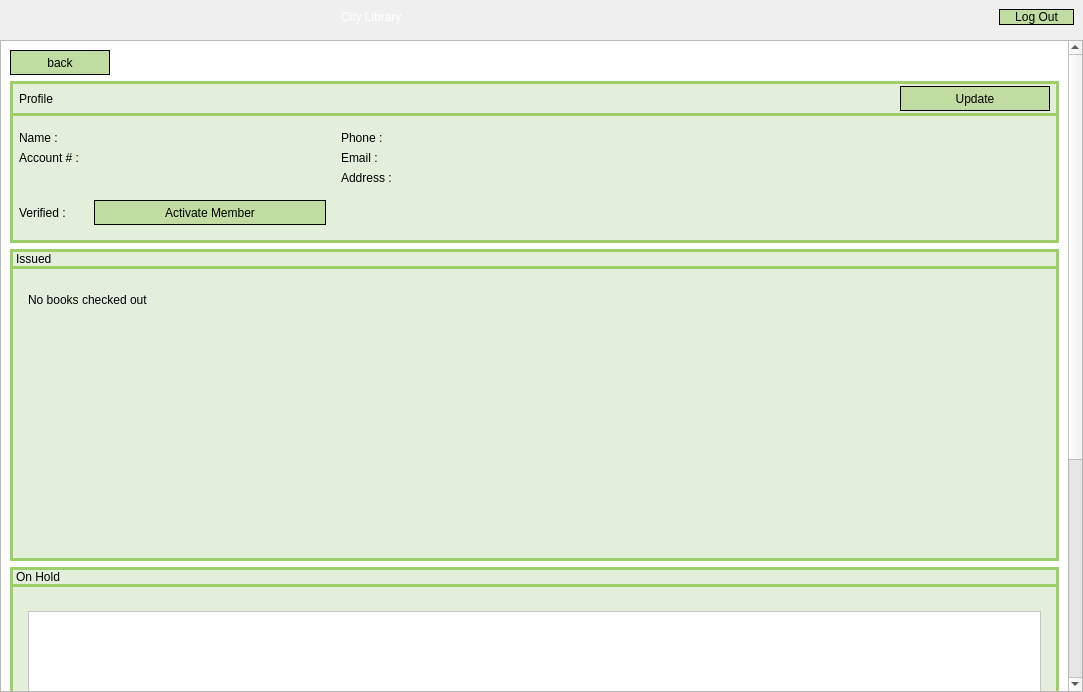
Qt form viewMemberInfo.ui (Mr-Beastman/CS106_A2) before a commit.
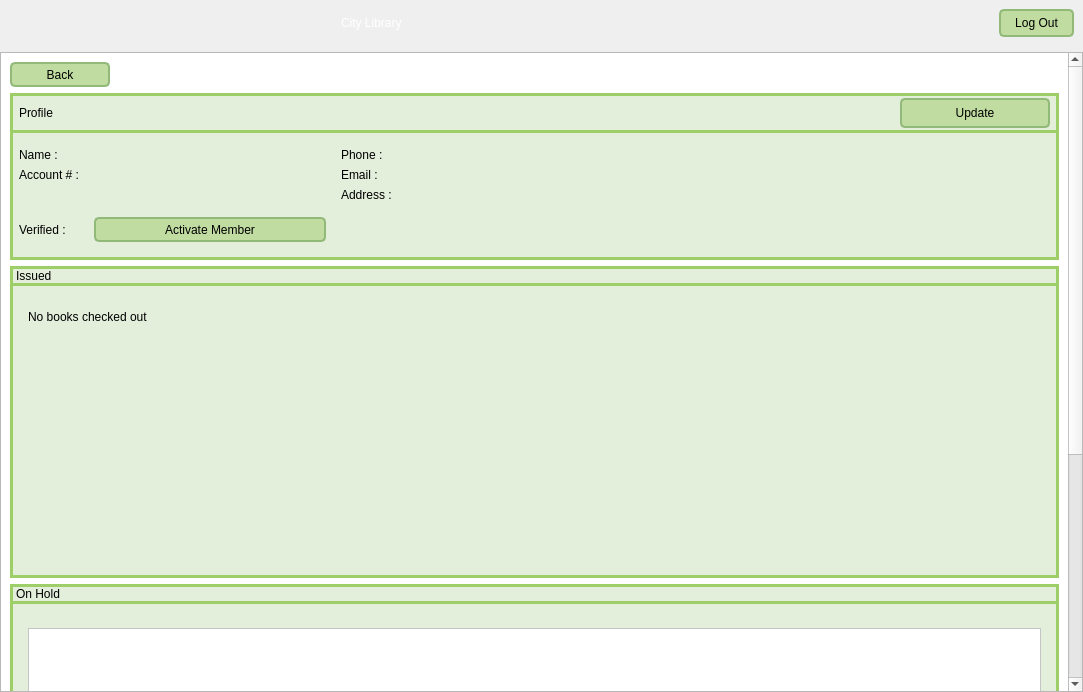
The same form after that commit. Icons and pictures are not drawn.

```diff
--- a/viewMemberInfo.ui
+++ b/viewMemberInfo.ui
@@ -16,7 +16,30 @@
   <property name="styleSheet">
    <string notr="true">#MemberInfoView{
 	background-color: rgb(255, 255, 255);
-}</string>
+}
+
+QPushButton {
+    padding: 5px 10px;
+    border-radius: 5px;
+    outline: none;
+    color: rgb(0, 0, 0);
+    font: 700 9pt &quot;Segoe UI&quot;;
+    background-color: rgb(192, 220, 161);
+    border: 2px solid rgb(145, 185, 120);
+}
+
+QPushButton:hover {
+    background-color: rgb(161, 184, 135); 
+    border: 2px solid rgb(130, 165, 110); 
+}
+
+QPushButton:pressed {
+    background-color: rgb(145, 165, 120);
+    border: 2px solid rgb(130, 155, 100); 
+    padding-top: 10px; 
+    padding-bottom: 6px; 
+}
+</string>
   </property>
   <layout class="QVBoxLayout" name="verticalLayout_6">
    <property name="leftMargin">
@@ -80,12 +103,7 @@
          </size>
         </property>
         <property name="styleSheet">
-         <string notr="true">#logoutButton{
-	border: 1px solid;
-	color: rgb(0, 0, 0);
-	font: 700 9pt &quot;Segoe UI&quot;;
-	background-color: rgb(192, 220, 161);
-}</string>
+         <string notr="true"/>
         </property>
         <property name="text">
          <string>Log Out</string>
@@ -111,7 +129,7 @@
         <x>0</x>
         <y>0</y>
         <width>1067</width>
-        <height>1037</height>
+        <height>1042</height>
        </rect>
       </property>
       <property name="styleSheet">
@@ -138,15 +156,10 @@
           <enum>Qt::LayoutDirection::LeftToRight</enum>
          </property>
          <property name="styleSheet">
-          <string notr="true">#backButton{
-	border: 1px solid;
-	color: rgb(0, 0, 0);
-	font: 700 9pt &quot;Segoe UI&quot;;
-	background-color: rgb(192, 220, 161);
-}</string>
+          <string notr="true"/>
          </property>
          <property name="text">
-          <string>back</string>
+          <string>Back</string>
          </property>
         </widget>
        </item>
@@ -216,7 +229,7 @@
                <property name="minimumSize">
                 <size>
                  <width>0</width>
-                 <height>25</height>
+                 <height>30</height>
                 </size>
                </property>
                <property name="maximumSize">
@@ -226,12 +239,7 @@
                 </size>
                </property>
                <property name="styleSheet">
-                <string notr="true">#updateButton{
-	border: 1px solid;
-	color: rgb(0, 0, 0);
-	font: 700 9pt &quot;Segoe UI&quot;;
-	background-color: rgb(192, 220, 161);
-}</string>
+                <string notr="true"/>
                </property>
                <property name="text">
                 <string>Update</string>
@@ -414,12 +422,7 @@
                     </size>
                    </property>
                    <property name="styleSheet">
-                    <string notr="true">#activateButton{
-	border: 1px solid;
-	color: rgb(0, 0, 0);
-	font: 700 9pt &quot;Segoe UI&quot;;
-	background-color: rgb(192, 220, 161);
-}</string>
+                    <string notr="true"/>
                    </property>
                    <property name="text">
                     <string>Activate Member</string>
```
